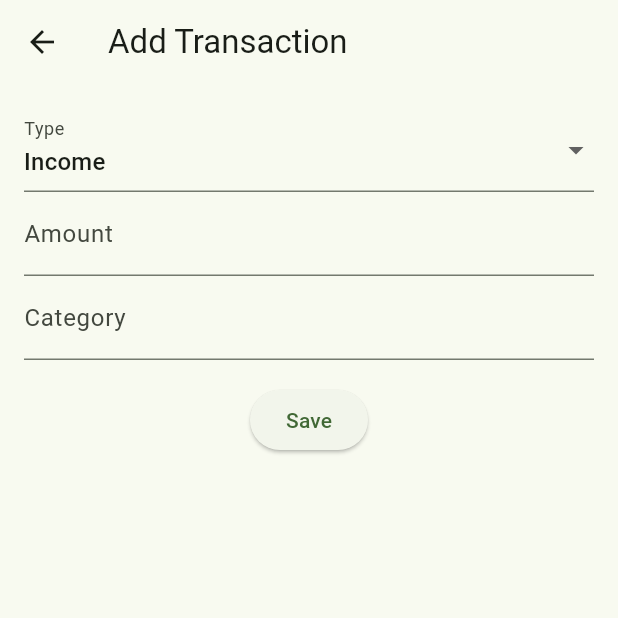
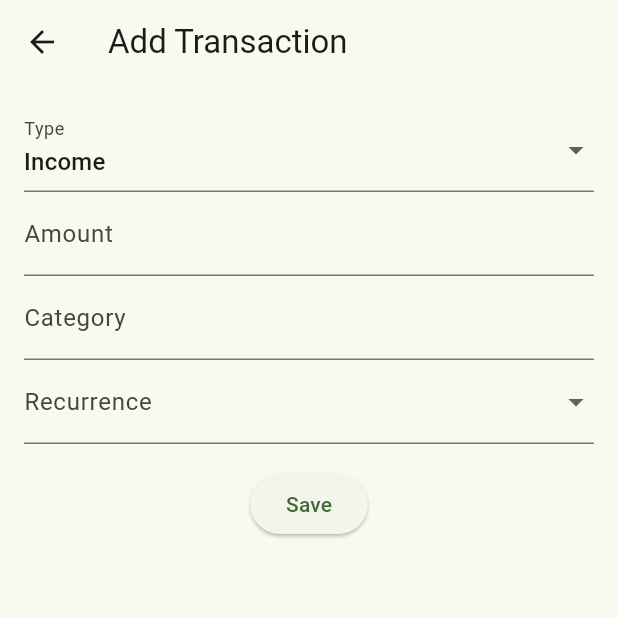
Before and after one commit to BurnedBySnow/flutter_budget_app, a Flutter app: the screen it shows after launch, after a tap on the "add" icon, on a phone screen of 412 x 824 dp, the top half of it. Run offline on Flutter 3.47's test engine with Material 3 defaults, Android fonts, the phone set to English and light mode, and no system bars; our stand-ins replace sqflite; accounts and stored records are empty.

Commit message:
added recurring transaction functionality for subscriptions

```diff
--- a/lib/add_transaction_screen.dart
+++ b/lib/add_transaction_screen.dart
@@ -12,6 +12,7 @@ class _AddTransactionScreenState extends State<AddTransactionScreen> {
   double _amount = 0.0;
   String _category = '';
   DateTime _date = DateTime.now();
+  String? _recurrence;
 
   @override
   Widget build(BuildContext context) {
@@ -65,6 +66,18 @@ class _AddTransactionScreenState extends State<AddTransactionScreen> {
                   _category = value!;
                 },
               ),
+              DropdownButtonFormField<String>(
+              value: _recurrence,
+              onChanged: (value) {
+                setState(() {
+                  _recurrence = value;
+                });
+              },
+              items: ['None', 'Daily', 'Weekly', 'Monthly'].map((recurrence) {
+                return DropdownMenuItem(value: recurrence, child: Text(recurrence),);
+              }).toList(),
+              decoration: InputDecoration(labelText: 'Recurrence'),
+              ),
               SizedBox(height: 16),
               ElevatedButton(
                 onPressed: () {
--- a/lib/database_helper.dart
+++ b/lib/database_helper.dart
@@ -4,6 +4,7 @@ import 'package:path/path.dart';
 class DatabaseHelper {
   static final DatabaseHelper instance = DatabaseHelper._instance();
   static Database? _db;
+  static const int _version = 2;
 
   DatabaseHelper._instance();
 
@@ -13,6 +14,7 @@ class DatabaseHelper {
   String colAmount = 'amount';
   String colDate = 'date';
   String colCategory = 'category';
+  String colRecurrence = 'recurrence';
 
   Future<Database?> get db async {
     // if (_db == null) {
@@ -24,7 +26,7 @@ class DatabaseHelper {
 
   Future<Database> _initDb() async {
     String path = join(await getDatabasesPath(), 'budget.db');
-    Database db = await openDatabase(path, version: 1, onCreate: _onCreate);
+    Database db = await openDatabase(path, version: _version, onCreate: _onCreate, onUpgrade: _onUpgrade);
     return db;
   }
 
@@ -36,8 +38,18 @@ class DatabaseHelper {
         $colAmount REAL,
         $colDate TEXT,
         $colCategory TEXT
+        $colRecurrence TEXT
       )
     ''');
+  }
+
+  Future<void> _onUpgrade(Database db, int oldVersion, int newVersion) async {
+    if (oldVersion < newVersion) {
+      await db.execute('''
+        ALTER TABLE $transactionTable
+        ADD COLUMN $colRecurrence TEXT
+      ''');
+    }
   }
 
   Future<int> insert(Map<String, dynamic> row) async {
--- a/lib/transaction.dart
+++ b/lib/transaction.dart
@@ -4,6 +4,7 @@ class Transaction {
   double amount;
   String category;
   DateTime date;
+  String? recurrence;
 
   Transaction({
     this.id,
@@ -11,6 +12,7 @@ class Transaction {
     required this.amount,
     required this.category,
     required this.date,
+    this.recurrence,
   });
 
   Map<String, dynamic> toMap() {
@@ -20,6 +22,7 @@ class Transaction {
       'amount': amount,
       'category': category,
       'date': date.toIso8601String(),
+      'recurrence': recurrence
     };
   }
 
@@ -30,6 +33,7 @@ class Transaction {
       amount: map['amount'],
       category: map['category'],
       date: DateTime.parse(map['date']),
+      recurrence: map['recurrence'],
     );
   }
 }
```
Also changed, not shown: lib/home_screen.dart (+25 -0 lines).
